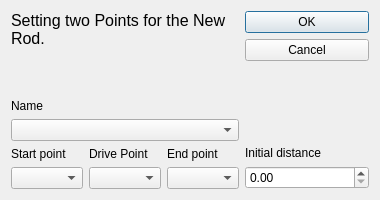
Qt form core/simulate/edit_rod.ui (KmolYuan/Pyslvs-UI) before a commit.
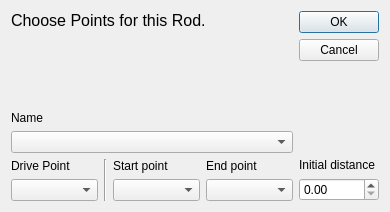
The same form after that commit. Icons and pictures are not drawn.

```diff
--- a/core/simulate/edit_rod.ui
+++ b/core/simulate/edit_rod.ui
@@ -6,20 +6,20 @@
    <rect>
     <x>0</x>
     <y>0</y>
-    <width>380</width>
-    <height>200</height>
+    <width>390</width>
+    <height>212</height>
    </rect>
   </property>
   <property name="minimumSize">
    <size>
-    <width>380</width>
-    <height>200</height>
+    <width>390</width>
+    <height>212</height>
    </size>
   </property>
   <property name="maximumSize">
    <size>
-    <width>380</width>
-    <height>200</height>
+    <width>390</width>
+    <height>212</height>
    </size>
   </property>
   <property name="windowTitle">
@@ -35,13 +35,13 @@
   <property name="modal">
    <bool>true</bool>
   </property>
-  <layout class="QHBoxLayout" name="horizontalLayout">
+  <layout class="QHBoxLayout" name="horizontalLayout_2">
    <item>
     <layout class="QVBoxLayout" name="verticalLayout">
      <item>
       <widget class="QLabel" name="label_3">
        <property name="text">
-        <string>&lt;html&gt;&lt;head/&gt;&lt;body&gt;&lt;p&gt;&lt;span style=&quot; font-size:12pt;&quot;&gt;Setting two Points for the New Rod.&lt;/span&gt;&lt;/p&gt;&lt;/body&gt;&lt;/html&gt;</string>
+        <string>&lt;html&gt;&lt;head/&gt;&lt;body&gt;&lt;p&gt;&lt;span style=&quot; font-size:12pt;&quot;&gt;Choose Points for this Rod.&lt;/span&gt;&lt;/p&gt;&lt;/body&gt;&lt;/html&gt;</string>
        </property>
        <property name="textFormat">
         <enum>Qt::RichText</enum>
@@ -54,6 +54,19 @@
        </property>
       </widget>
      </item>
+     <item>
+      <spacer name="verticalSpacer_2">
+       <property name="orientation">
+        <enum>Qt::Vertical</enum>
+       </property>
+       <property name="sizeHint" stdset="0">
+        <size>
+         <width>20</width>
+         <height>40</height>
+        </size>
+       </property>
+      </spacer>
+     </item>
      <item>
       <widget class="QLabel" name="label_5">
        <property name="sizePolicy">
@@ -68,27 +81,20 @@
       </widget>
      </item>
      <item>
-      <widget class="QComboBox" name="Rod"/>
-     </item>
-     <item>
-      <layout class="QGridLayout" name="gridLayout">
-       <item row="0" column="0">
-        <widget class="QLabel" name="label">
+      <widget class="QComboBox" name="Rod">
          <property name="sizePolicy">
-          <sizepolicy hsizetype="Preferred" vsizetype="Fixed">
+        <sizepolicy hsizetype="Expanding" vsizetype="Fixed">
            <horstretch>0</horstretch>
            <verstretch>0</verstretch>
           </sizepolicy>
          </property>
-         <property name="text">
-          <string>Start point</string>
-         </property>
-        </widget>
-       </item>
-       <item row="1" column="1">
-        <widget class="QComboBox" name="Center"/>
-       </item>
-       <item row="0" column="1">
+      </widget>
+     </item>
+     <item>
+      <layout class="QHBoxLayout" name="horizontalLayout">
+       <item>
+        <layout class="QVBoxLayout" name="verticalLayout_4">
+         <item>
         <widget class="QLabel" name="label_4">
          <property name="sizePolicy">
           <sizepolicy hsizetype="Preferred" vsizetype="Fixed">
@@ -101,14 +107,45 @@
          </property>
         </widget>
        </item>
-       <item row="1" column="0">
+         <item>
+          <widget class="QComboBox" name="Center"/>
+         </item>
+        </layout>
+       </item>
+       <item>
+        <widget class="Line" name="line">
+         <property name="orientation">
+          <enum>Qt::Vertical</enum>
+         </property>
+        </widget>
+       </item>
+       <item>
+        <layout class="QVBoxLayout" name="verticalLayout_5">
+         <item>
+          <widget class="QLabel" name="label">
+           <property name="sizePolicy">
+            <sizepolicy hsizetype="Preferred" vsizetype="Fixed">
+             <horstretch>0</horstretch>
+             <verstretch>0</verstretch>
+            </sizepolicy>
+           </property>
+           <property name="text">
+            <string>Start point</string>
+           </property>
+          </widget>
+         </item>
+         <item>
         <widget class="QComboBox" name="Start">
          <property name="whatsThis">
           <string>Start point for next link.</string>
          </property>
         </widget>
        </item>
-       <item row="0" column="2">
+        </layout>
+       </item>
+       <item>
+        <layout class="QVBoxLayout" name="verticalLayout_3">
+         <item>
         <widget class="QLabel" name="label_2">
          <property name="sizePolicy">
           <sizepolicy hsizetype="Preferred" vsizetype="Fixed">
@@ -121,7 +158,7 @@
          </property>
         </widget>
        </item>
-       <item row="1" column="2">
+         <item>
         <widget class="QComboBox" name="End">
          <property name="whatsThis">
           <string>End point for next link.</string>
@@ -132,12 +169,14 @@
      </item>
     </layout>
    </item>
+    </layout>
+   </item>
    <item>
     <layout class="QVBoxLayout" name="verticalLayout_2">
      <item>
       <widget class="QDialogButtonBox" name="buttonBox">
        <property name="sizePolicy">
-        <sizepolicy hsizetype="Expanding" vsizetype="Expanding">
+        <sizepolicy hsizetype="Preferred" vsizetype="Fixed">
          <horstretch>0</horstretch>
          <verstretch>0</verstretch>
         </sizepolicy>
@@ -150,6 +189,19 @@
        </property>
       </widget>
      </item>
+     <item>
+      <spacer name="verticalSpacer">
+       <property name="orientation">
+        <enum>Qt::Vertical</enum>
+       </property>
+       <property name="sizeHint" stdset="0">
+        <size>
+         <width>20</width>
+         <height>40</height>
+        </size>
+       </property>
+      </spacer>
+     </item>
      <item>
       <widget class="QLabel" name="label_6">
        <property name="sizePolicy">
@@ -164,7 +216,14 @@
       </widget>
      </item>
      <item>
-      <widget class="QDoubleSpinBox" name="Position"/>
+      <widget class="QDoubleSpinBox" name="Position">
+       <property name="sizePolicy">
+        <sizepolicy hsizetype="Preferred" vsizetype="Fixed">
+         <horstretch>0</horstretch>
+         <verstretch>0</verstretch>
+        </sizepolicy>
+       </property>
+      </widget>
      </item>
     </layout>
    </item>
```
Lines whose indentation alone changed are shown as unchanged.
